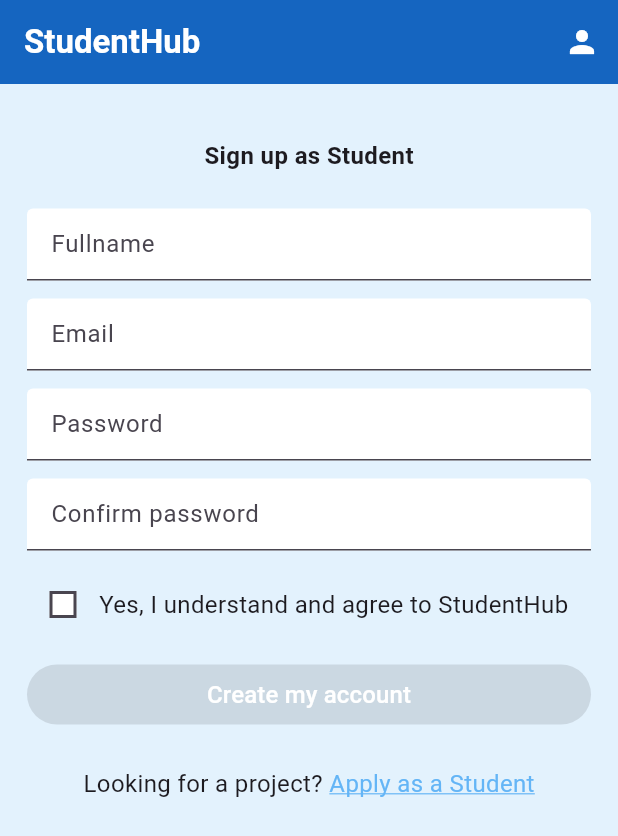
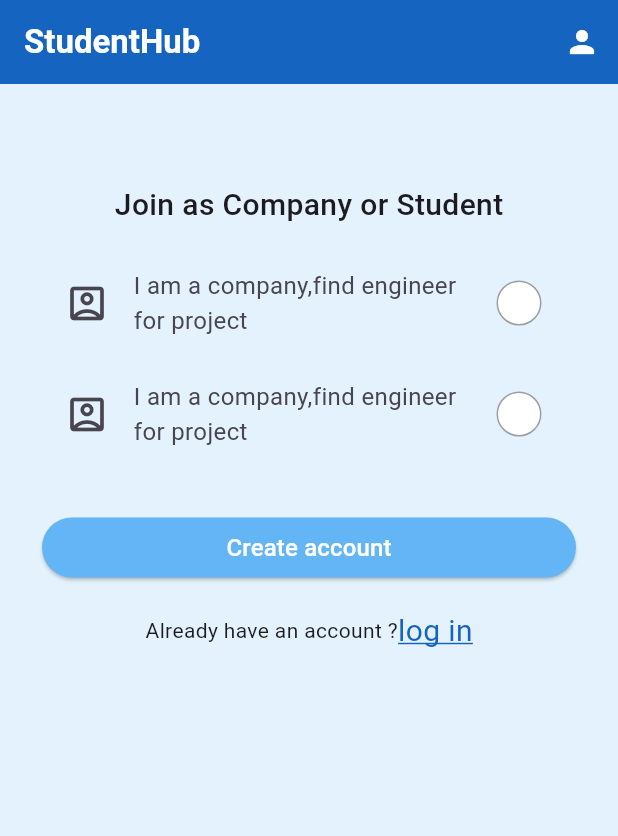
Before and after one commit to losikilove/student_hub, a Flutter app: the screen it shows after launch, on a phone screen of 412 x 824 dp. Shown: the top 836 px of the screen. Run offline on Flutter 3.47's test engine with Material 3 defaults, Android fonts, the phone set to English and light mode, and no system bars; drawn by our look-alikes of roundcheckbox.

Commit message:
SignUpSetUp1

```diff
--- a/lib/main.dart
+++ b/lib/main.dart
@@ -1,8 +1,9 @@
 import 'package:flutter/material.dart';
 import 'package:student_hub/screens/registration_two_student_screen.dart';
-
+import 'package:student_hub/screens/Sign_up_Setup2.dart';
 void main() {
   runApp(const MaterialApp(
-    home: RegistrationTwoStudentScreen(),
+    debugShowCheckedModeBanner: false,
+    home: SignUpSetup1(),
   ));
 }
--- /dev/null
+++ b/lib/screens/Sign_up_Setup2.dart
@@ -0,0 +1,96 @@
+import 'package:flutter/material.dart';
+import '../components/custom_button.dart';
+import 'package:roundcheckbox/roundcheckbox.dart';
+import 'package:student_hub/components/initial_body.dart';
+import '../utils/color_util.dart';
+import '../components/custom_appbar.dart';
+class SignUpSetup1 extends StatefulWidget {
+  const SignUpSetup1({super.key});
+
+  @override
+  State<SignUpSetup1> createState() => _SignUpSetup1State();
+}
+
+class _SignUpSetup1State extends State<SignUpSetup1> {
+  @override
+  Widget build(BuildContext context) {
+    return Scaffold(
+       appBar: CustomAppbar(
+        onPressed: (){},
+        currentContext: context,
+      ),
+      body: InitialBody(
+        child: Column(
+          children: [
+            Container(
+              alignment: Alignment.center,
+              margin:const  EdgeInsets.only(top: 30.0,bottom: 20.0),
+              child: const Text("Join as Company or Student",style: TextStyle(fontSize: 20,fontWeight: FontWeight.w500),),
+            ),
+             Container(
+                height: 170,
+                child: ListView(
+                  children: [
+                    ListItem(),
+                    ListItem(),
+                  ],
+                ),
+              ),
+              Container(
+                margin:const EdgeInsets.only(bottom: 17.0,left: 10.0,right: 10.0),
+                child: CustomButton(text: "Create account",
+                onPressed: (){},
+                size: CustomButtonSize.large,
+              ),
+
+            ),
+               Row(
+                  mainAxisAlignment: MainAxisAlignment.center,
+                  children: [
+                    const Text("Already have an account ?"),
+                    GestureDetector(
+                      onTap: (){
+
+                      },
+                      child:const Text("log in",
+                      style: TextStyle(fontSize: 20,
+                      decoration:TextDecoration.underline,
+                      decorationColor:ColorUtil.darkPrimary,
+                      color: ColorUtil.darkPrimary,)
+                    )
+                  )
+                ],
+            )
+          ],
+        )
+      ),
+
+
+    );
+  }
+}
+
+class ListItem extends StatelessWidget {
+  const ListItem({
+    super.key,
+  });
+
+  @override
+  Widget build(BuildContext context) {
+    return Container(
+      margin:const EdgeInsets.only(left:9,right:9,bottom: 12.0),
+      child: ListTile(
+        shape: RoundedRectangleBorder(borderRadius: BorderRadius.circular(20)),
+        tileColor:Colors.white,
+        subtitle: const Text("I am a company,find engineer for project",style: TextStyle(fontSize: 16),),
+        leading: const Icon(Icons.account_box_outlined,size: 30,),
+        trailing: RoundCheckBox(
+          onTap: (selected) {},
+          size: 30,
+          uncheckedColor: Colors.white,
+          checkedColor: Colors.blue,
+        ),
+      ),
+    );
+  }
+}
--- a/pubspec.yaml
+++ b/pubspec.yaml
@@ -28,6 +28,7 @@
 # the latest version available on pub.dev. To see which dependencies have newer
 # versions available, run `flutter pub outdated`.
 dependencies:
+  roundcheckbox: ^2.0.5
   flutter:
     sdk: flutter
 
```
